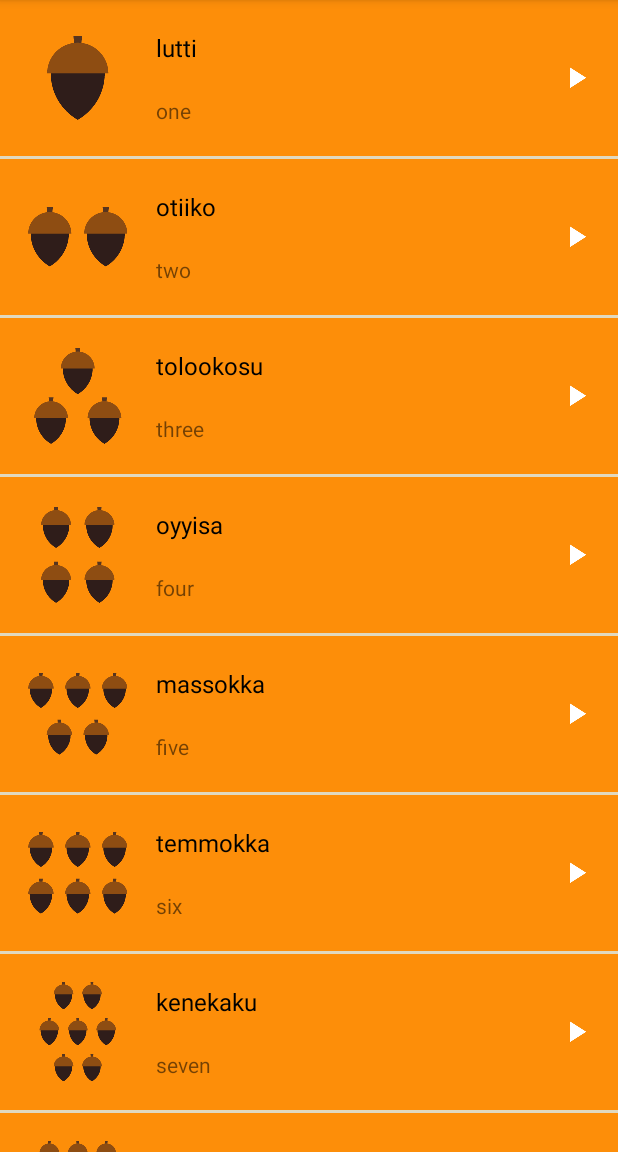
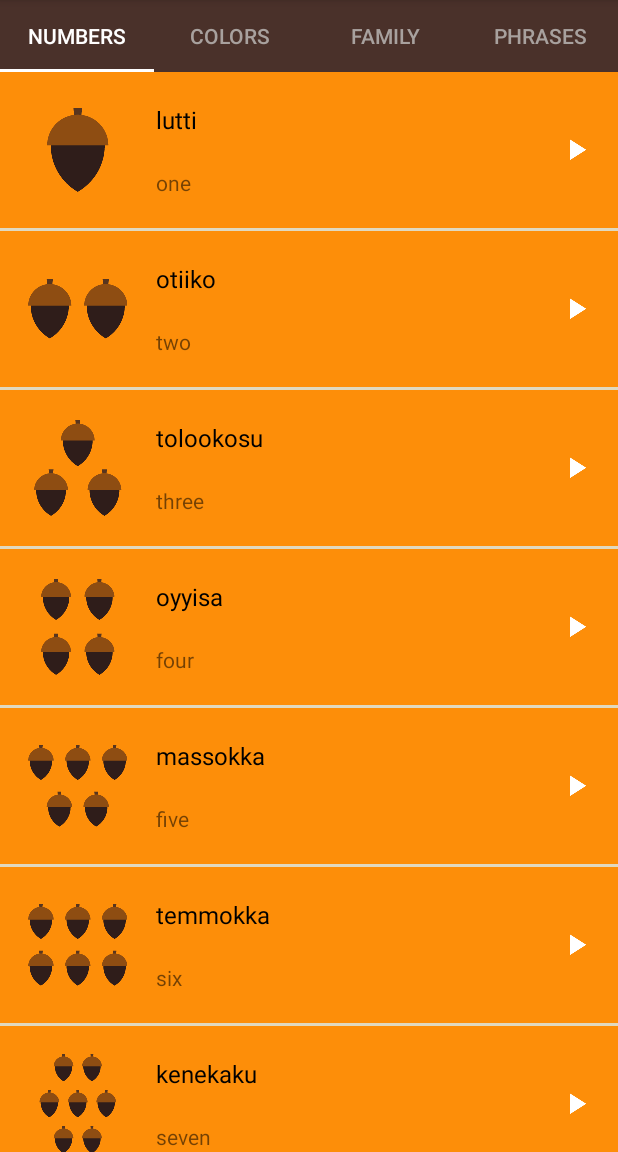
Before and after one commit to anujkumarnath/MiwokApp, an Android app: the screen it shows after launch (MainActivity), on a phone screen of 412 x 824 dp, the part 84-1236 px from its top. Run offline under Robolectric (Android 15) with nearby library versions, the phone set to English and light mode, and no system bars; 2 statements that could not run were skipped.

Commit message:
Added Tab Layout

```diff
--- a/app/build.gradle
+++ b/app/build.gradle
@@ -27,4 +27,5 @@ dependencies {
     testImplementation 'junit:junit:4.12'
     androidTestImplementation 'com.android.support.test:runner:1.0.2'
     androidTestImplementation 'com.android.support.test.espresso:espresso-core:3.0.2'
+    implementation 'com.android.support:design:28.0.0'
 }
--- a/app/src/main/java/com/androiddreams/miwokapp/CustomViewPagerAdapter.java
+++ b/app/src/main/java/com/androiddreams/miwokapp/CustomViewPagerAdapter.java
@@ -1,12 +1,15 @@
 package com.androiddreams.miwokapp;
 
+import android.content.Context;
 import android.support.v4.app.Fragment;
 import android.support.v4.app.FragmentManager;
 import android.support.v4.app.FragmentPagerAdapter;
 
 public class CustomViewPagerAdapter extends FragmentPagerAdapter {
-    public CustomViewPagerAdapter(FragmentManager fm) {
+    private Context mContext;
+    CustomViewPagerAdapter(FragmentManager fm, Context context) {
         super(fm);
+        mContext = context;
     }
 
     @Override
@@ -28,4 +31,19 @@ public class CustomViewPagerAdapter extends FragmentPagerAdapter {
     public int getCount() {
         return 4;
     }
+
+    @Override
+    public CharSequence getPageTitle(int position) {
+        switch (position) {
+            case 0:
+               return mContext.getString(R.string.category_numbers);
+            case 1:
+                return mContext.getString(R.string.category_colors);
+            case 2:
+                return mContext.getString(R.string.category_family);
+            case 3:
+                return mContext.getString(R.string.category_phrases);
+        }
+        return null;
+    }
 }
--- a/app/src/main/java/com/androiddreams/miwokapp/MainActivity.java
+++ b/app/src/main/java/com/androiddreams/miwokapp/MainActivity.java
@@ -1,11 +1,15 @@
 package com.androiddreams.miwokapp;
 
 import android.os.Bundle;
+import android.support.design.widget.TabLayout;
 import android.support.v4.view.ViewPager;
+import android.support.v7.app.ActionBar;
 import android.support.v7.app.AppCompatActivity;
 
 public class MainActivity extends AppCompatActivity {
     private ViewPager viewPager;
+    private TabLayout tabLayout;
+    private ActionBar actionBar = getSupportActionBar();
 
     @Override
     protected void onCreate(Bundle savedInstanceState) {
@@ -14,8 +18,14 @@ public class MainActivity extends AppCompatActivity {
         // Set the content of the activity to use the activity_main.xml layout file
         setContentView(R.layout.activity_main);
 
+        actionBar.setElevation(0);
+
         viewPager = findViewById(R.id.viewpager);
-        viewPager.setAdapter(new CustomViewPagerAdapter(getSupportFragmentManager()));
+        viewPager.setAdapter(new CustomViewPagerAdapter(getSupportFragmentManager(), this));
+
+        tabLayout = findViewById(R.id.tab_layout);
+        tabLayout.setupWithViewPager(viewPager);
+
     }
 
 }
--- a/app/src/main/res/layout/activity_main.xml
+++ b/app/src/main/res/layout/activity_main.xml
@@ -7,6 +7,13 @@
     android:orientation="vertical"
     tools:context="com.androiddreams.miwokapp.MainActivity">
 
+    <android.support.design.widget.TabLayout
+        android:id="@+id/tab_layout"
+        android:layout_width="match_parent"
+        android:layout_height="wrap_content"
+        android:background="@color/primary_color"
+        style="@style/CategoryTab"/>
+
     <android.support.v4.view.ViewPager
         android:layout_width="match_parent"
         android:layout_height="match_parent"
--- a/app/src/main/res/values/strings.xml
+++ b/app/src/main/res/values/strings.xml
@@ -26,7 +26,7 @@
     <string name="category_numbers">Numbers</string>
 
     <!-- Category name for the vocabulary words for family members [CHAR LIMIT=20] -->
-    <string name="category_family">Family Members</string>
+    <string name="category_family">Family</string>
 
     <!-- TODO: Remove or change this placeholder text -->
     <string name="hello_blank_fragment">Hello blank fragment</string>
--- a/app/src/main/res/values/styles.xml
+++ b/app/src/main/res/values/styles.xml
@@ -21,14 +21,14 @@
     </style>
 
     <!-- Style for a category of vocabulary words -->
-    <style name="CategoryStyle">
-        <item name="android:layout_width">match_parent</item>
-        <item name="android:layout_height">@dimen/list_item_height</item>
-        <item name="android:gravity">center_vertical</item>
-        <item name="android:padding">16dp</item>
-        <item name="android:textColor">@android:color/white</item>
-        <item name="android:textStyle">bold</item>
-        <item name="android:textAppearance">?android:textAppearanceMedium</item>
-        <item name="android:background">?android:attr/selectableItemBackground</item>
+    <style name="CategoryTab" parent="Widget.Design.TabLayout">
+        <item name="tabIndicatorColor">@android:color/white</item>
+        <item name="tabSelectedTextColor">@android:color/white</item>
+        <item name="tabTextAppearance">@style/CategoryTextAppearance</item>
     </style>
+
+    <style name="CategoryTextAppearance" parent="TextAppearance.Design.Tab">
+        <item name="android:textColor">#A8A19E</item>
+    </style>
+
 </resources>
```
